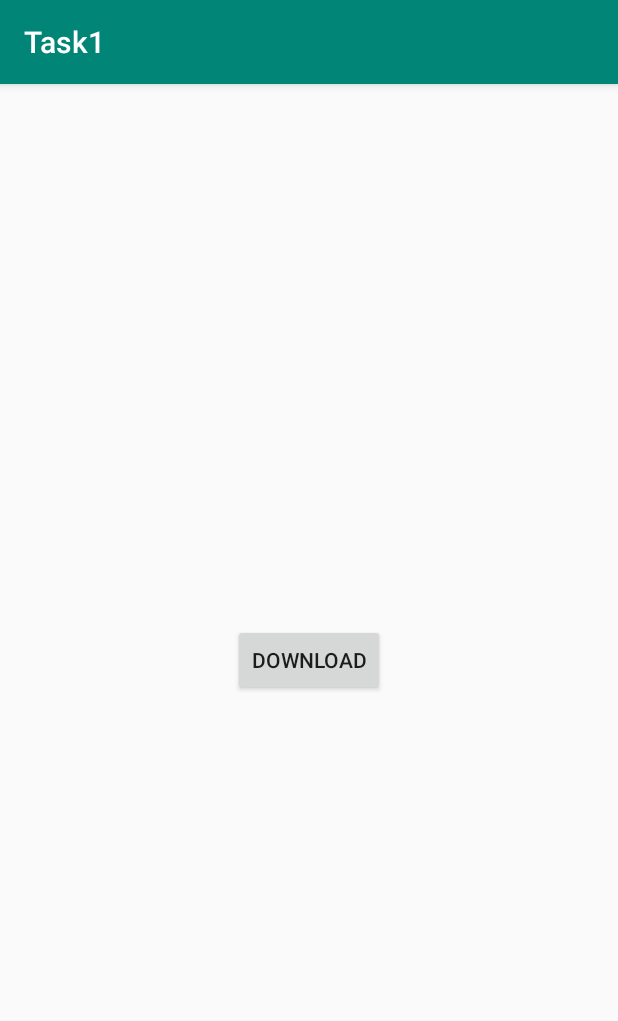
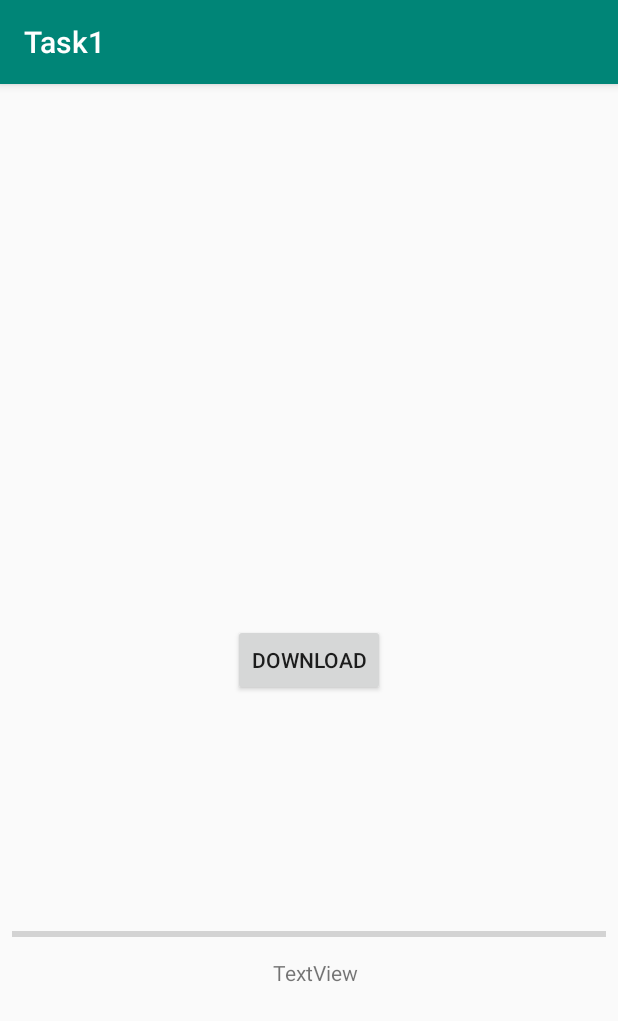
Before and after one commit to isratnishi/CmedTask, an Android app: the screen it shows after launch (MainActivity), after a tap on "DOWNLOAD", on a phone screen of 412 x 824 dp. Shown: the top 1021 px of the screen. Run offline under Robolectric (Android 15) with nearby library versions, the phone set to English and light mode, and no system bars.

Commit message:
push task1

```diff
--- a/Task1/app/src/main/java/com/isratjahan/task1/MainActivity.java
+++ b/Task1/app/src/main/java/com/isratjahan/task1/MainActivity.java
@@ -4,14 +4,18 @@ import androidx.appcompat.app.AppCompatActivity;
 
 import android.app.DownloadManager;
 import android.content.Context;
+import android.database.Cursor;
 import android.net.Uri;
 import android.os.Bundle;
 import android.view.View;
 import android.widget.Button;
+import android.widget.ProgressBar;
+import android.widget.TextView;
 
 public class MainActivity extends AppCompatActivity {
 
     Button btnDownload;
+    TextView textView;
     DownloadManager downloadManager;
 
     @Override
@@ -19,6 +23,7 @@ public class MainActivity extends AppCompatActivity {
         super.onCreate(savedInstanceState);
         setContentView(R.layout.activity_main);
         btnDownload=findViewById(R.id.btnDownload);
+        textView=findViewById(R.id.textView);
         btnDownload.setOnClickListener(new View.OnClickListener() {
             @Override
             public void onClick(View view) {
@@ -26,10 +31,89 @@ public class MainActivity extends AppCompatActivity {
                 Uri uri=Uri.parse("http://dropbox.sandbox2000.com/intrvw/SampleVideo_1280x720_30mb.mp4");
                 DownloadManager.Request request=new DownloadManager.Request(uri);
                 request.setNotificationVisibility(DownloadManager.Request.VISIBILITY_VISIBLE_NOTIFY_COMPLETED);
+                final DownloadManager manager = (DownloadManager) getSystemService(Context.DOWNLOAD_SERVICE);
+
+                final long downloadId = manager.enqueue(request);
+
+                final ProgressBar mProgressBar = (ProgressBar) findViewById(R.id.progressBar);
+
+                new Thread(new Runnable() {
+
+                    @Override
+                    public void run() {
+
+                        boolean downloading = true;
+
+                        while (downloading) {
+
+                            DownloadManager.Query q = new DownloadManager.Query();
+                            q.setFilterById(downloadId);
+
+                            Cursor cursor = manager.query(q);
+                            cursor.moveToFirst();
+                            int bytes_downloaded = cursor.getInt(cursor
+                                    .getColumnIndex(DownloadManager.COLUMN_BYTES_DOWNLOADED_SO_FAR));
+                            int bytes_total = cursor.getInt(cursor.getColumnIndex(DownloadManager.COLUMN_TOTAL_SIZE_BYTES));
+
+                            if (cursor.getInt(cursor.getColumnIndex(DownloadManager.COLUMN_STATUS)) == DownloadManager.STATUS_SUCCESSFUL) {
+                                downloading = false;
+                            }
+
+                            final int dl_progress = (int) ((bytes_downloaded * 100l) / bytes_total);
+
+                            runOnUiThread(new Runnable() {
+
+                                @Override
+                                public void run() {
+
+                                    mProgressBar.setProgress((int) dl_progress);
+                                    textView.setText(dl_progress+" % Downloaded");
+                                }
+                            });
+
+                          // textView.setText(statusMessage(cursor));
+                            cursor.close();
+                        }
+
+                    }
+                }).start();
 
             }
         });
 
 
 
-    }}
+    }
+
+    private String statusMessage(Cursor c) {
+        String msg = "???";
+
+        switch (c.getInt(c.getColumnIndex(DownloadManager.COLUMN_STATUS))) {
+            case DownloadManager.STATUS_FAILED:
+                msg = "Download failed!";
+                break;
+
+            case DownloadManager.STATUS_PAUSED:
+                msg = "Download paused!";
+                break;
+
+            case DownloadManager.STATUS_PENDING:
+                msg = "Download pending!";
+                break;
+
+            case DownloadManager.STATUS_RUNNING:
+                msg = "Download in progress!";
+                break;
+
+            case DownloadManager.STATUS_SUCCESSFUL:
+                msg = "Download complete!";
+                break;
+
+            default:
+                msg = "Download is nowhere in sight";
+                break;
+        }
+
+        return (msg);
+    }
+}
--- a/Task1/app/src/main/res/layout/activity_main.xml
+++ b/Task1/app/src/main/res/layout/activity_main.xml
@@ -16,5 +16,29 @@
         app:layout_constraintRight_toRightOf="parent"
         app:layout_constraintTop_toTopOf="parent" />
 
+    <TextView
+        android:id="@+id/textView"
+        android:layout_width="wrap_content"
+        android:layout_height="wrap_content"
+        android:layout_marginStart="8dp"
+        android:layout_marginTop="8dp"
+        android:text="TextView"
+        app:layout_constraintBottom_toBottomOf="parent"
+        app:layout_constraintEnd_toEndOf="parent"
+        app:layout_constraintStart_toStartOf="parent"
+        app:layout_constraintTop_toBottomOf="@+id/btnDownload" />
+
+    <ProgressBar
+        android:id="@+id/progressBar"
+        style="?android:attr/progressBarStyleHorizontal"
+        android:layout_width="match_parent"
+        android:layout_height="wrap_content"
+        android:layout_marginStart="8dp"
+        android:layout_marginEnd="8dp"
+        android:layout_marginBottom="8dp"
+        app:layout_constraintBottom_toTopOf="@+id/textView"
+        app:layout_constraintEnd_toEndOf="parent"
+        app:layout_constraintStart_toStartOf="parent" />
+
 
 </androidx.constraintlayout.widget.ConstraintLayout>
```
